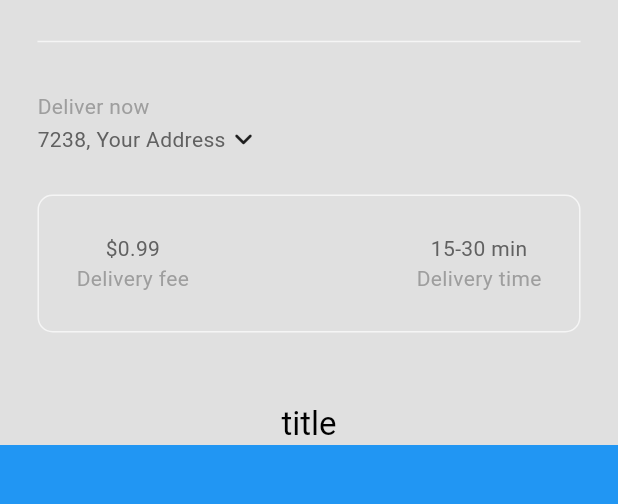
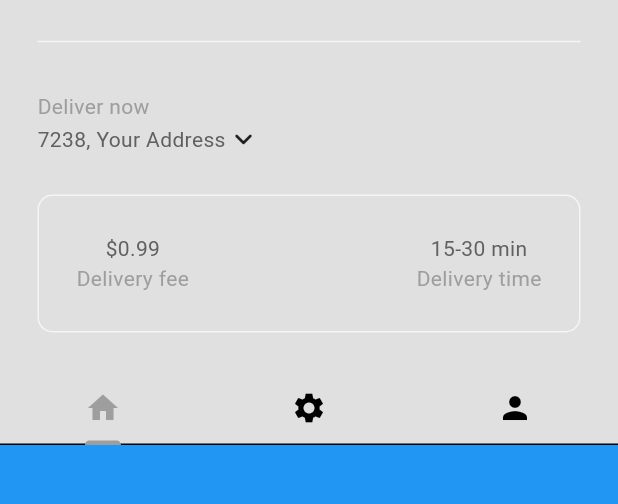
Before and after one commit to muhammed-suhaid/Dine_Direct, a Flutter app: the HomePage screen opened directly, on a phone screen of 412 x 824 dp, the part 65-569 px from its top. Run offline on Flutter 3.47's test engine with Material 3 defaults, Android fonts, the phone set to English and light mode, and no system bars; our stand-ins replace flutter_riverpod.

Commit message:
Created a tabBar which have home, settings and profile tabs

```diff
--- /dev/null
+++ b/lib/components/my_tab_bar.dart
@@ -0,0 +1,32 @@
+import 'package:flutter/material.dart';
+
+class MyTabBar extends StatelessWidget {
+  final TabController tabController;
+  const MyTabBar({
+    super.key,
+    required this.tabController,
+  });
+
+  @override
+  Widget build(BuildContext context) {
+    return Container(
+      child: TabBar(
+        controller: tabController,
+        tabs: [
+          // home tab
+          Tab(
+            child: Icon(Icons.home),
+          ),
+          //settings tab
+          Tab(
+            child: Icon(Icons.settings),
+          ),
+          //profile tab
+          Tab(
+            child: Icon(Icons.person),
+          ),
+        ],
+      ),
+    );
+  }
+}
--- a/lib/pages/home_page.dart
+++ b/lib/pages/home_page.dart
@@ -2,6 +2,7 @@ import 'package:dine_direct/components/my_current_location.dart';
 import 'package:dine_direct/components/my_description_box.dart';
 import 'package:dine_direct/components/my_drawer.dart';
 import 'package:dine_direct/components/my_sliver_appbar.dart';
+import 'package:dine_direct/components/my_tab_bar.dart';
 import 'package:flutter/material.dart';
 
 class HomePage extends StatefulWidget {
@@ -11,21 +12,28 @@ class HomePage extends StatefulWidget {
   State<HomePage> createState() => _HomePageState();
 }
 
-class _HomePageState extends State<HomePage> {
+class _HomePageState extends State<HomePage>
+    with SingleTickerProviderStateMixin {
+  //tabBar controller
+  late TabController _tabController;
+
+  @override
+  void initState() {
+    super.initState();
+    _tabController = TabController(length: 3, vsync: this);
+  }
+
   @override
   Widget build(BuildContext context) {
     return Scaffold(
       backgroundColor: Theme.of(context).colorScheme.background,
-      // appBar: AppBar(
-      //   title: const Text('Home'),
-      //   centerTitle: true,
-      //   backgroundColor: Theme.of(context).colorScheme.background,
-      // ),
       drawer: const MyDrawer(),
       body: NestedScrollView(
         headerSliverBuilder: (context, innerBoxIsScrolled) => [
           MySliverAppBar(
-            title: Text('title'),
+            title: MyTabBar(
+              tabController: _tabController,
+            ),
             child: Column(
               mainAxisAlignment: MainAxisAlignment.end,
               children: [
@@ -38,7 +46,7 @@ class _HomePageState extends State<HomePage> {
                 const MyCurrentLocation(),
 
                 //description box
-                MyDescriptionBox()
+                const MyDescriptionBox()
               ],
             ),
           ),
```
